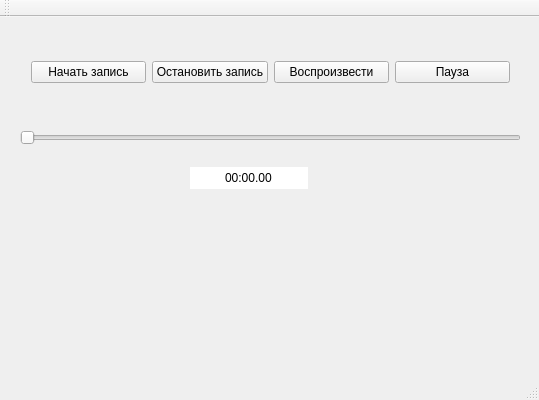
Above: VoiceIdentification/voiceidentification.ui from zjucsxxd/VoiceIdentification before the change. Below: the same form after it.
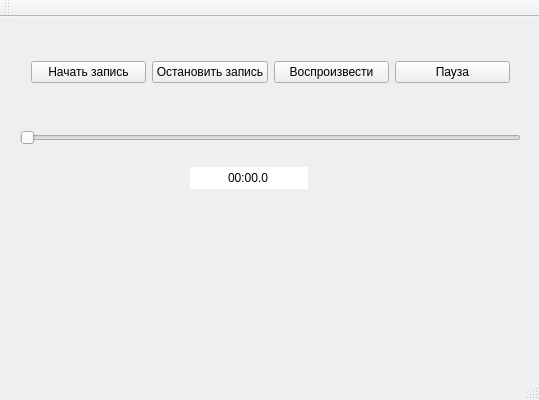
That is the form after the change.

The edit to the form file:
```diff
--- a/VoiceIdentification/voiceidentification.ui
+++ b/VoiceIdentification/voiceidentification.ui
@@ -92,7 +92,7 @@
      <enum>QDateTimeEdit::MinuteSection</enum>
     </property>
     <property name="displayFormat">
-     <string>mm:ss.zz</string>
+     <string>mm:ss.z</string>
     </property>
    </widget>
   </widget>
```
Left out of the diff: 3 changed lines with no effect on the pictures.
